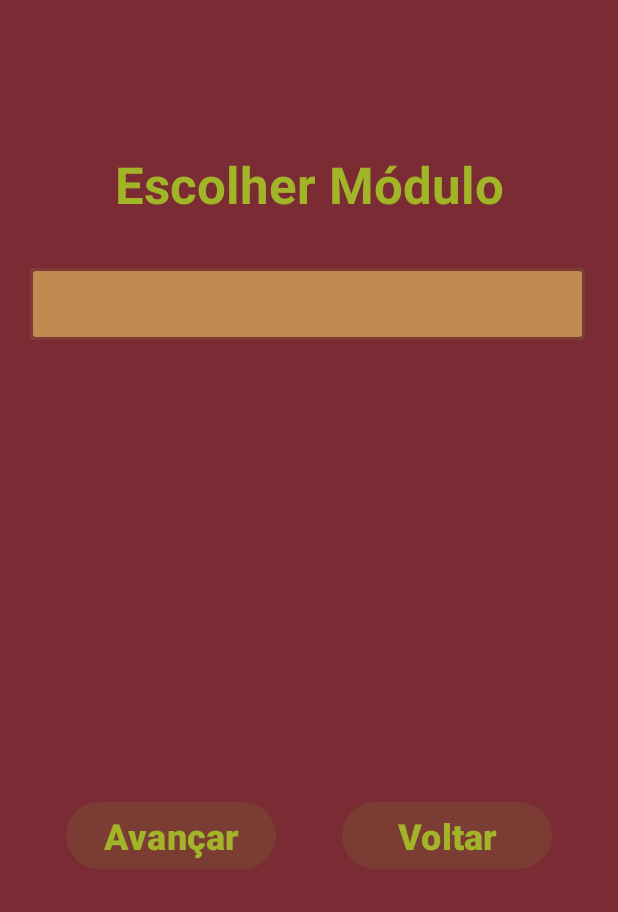
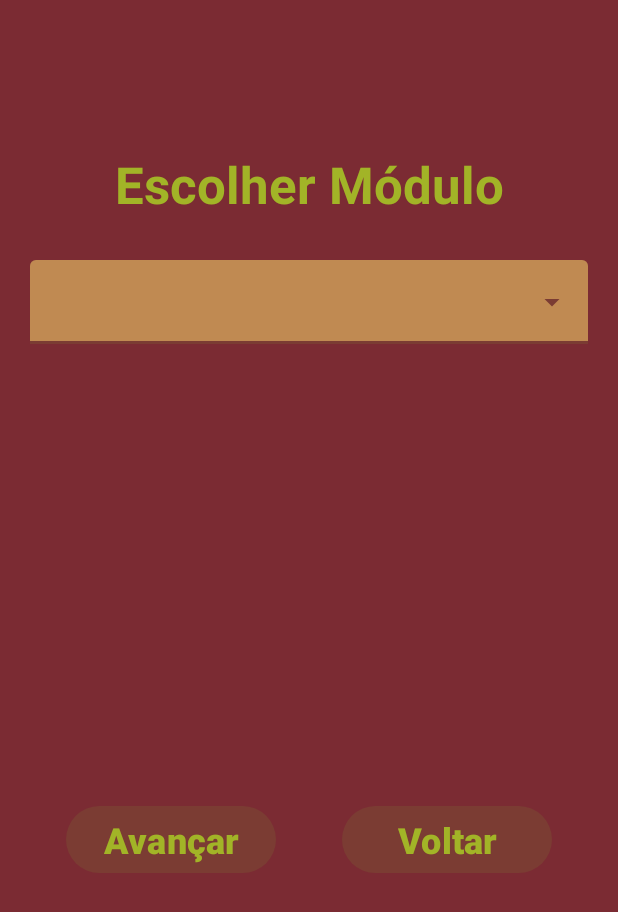
Before and after one commit to EdsJDev/LogiMeta, an Android app: the EscolherModuloActivity screen opened directly, with no data from a screen before it, on a phone screen of 412 x 824 dp. Shown: the top 912 px of the screen. Run offline under Robolectric (Android 15) with nearby library versions, the phone set to English and light mode, and no system bars.

Commit message:
reorganized inputs on PreencherDadosActivity and create methods for use AutoCompleteTextView on EscolherModuloActivity

```diff
--- a/app/src/main/java/com/example/logimeta/EscolherModuloActivity.kt
+++ b/app/src/main/java/com/example/logimeta/EscolherModuloActivity.kt
@@ -1,14 +1,22 @@
 package com.example.logimeta
 
 import android.content.Intent
+import android.graphics.Color
+import android.graphics.drawable.ColorDrawable
 import android.os.Bundle
 import android.widget.Button
 import androidx.activity.enableEdgeToEdge
 import androidx.appcompat.app.AppCompatActivity
 import androidx.core.view.ViewCompat
 import androidx.core.view.WindowInsetsCompat
+import android.widget.ArrayAdapter
+import android.widget.AutoCompleteTextView
+import android.widget.Toast
 
 class EscolherModuloActivity : AppCompatActivity() {
+
+    private lateinit var autoCompleteTextViewModulo: AutoCompleteTextView
+    private var moduloSelecionado: String? = null
 
     lateinit var avancar_escolher_modulo_button: Button
     lateinit var voltar_escolher_modulo_button: Button
@@ -19,10 +27,33 @@ class EscolherModuloActivity : AppCompatActivity() {
         enableEdgeToEdge()
         setContentView(R.layout.activity_escolher_modulo)
 
-        avancar_escolher_modulo_button = findViewById(R.id.avancar_escolher_modulo_button)
+        this@EscolherModuloActivity.avancar_escolher_modulo_button = findViewById(R.id.avancar_escolher_modulo_button)
         voltar_escolher_modulo_button = findViewById(R.id.voltar_escolher_modulo_button)
+        autoCompleteTextViewModulo = findViewById(R.id.autoCompleteTextViewModulo)
+        val modulos = arrayOf("Plantas alto giro", "Plantas baixo giro", "Natalino alto giro", "Natalinos baixo giro", "Arvores alto giro", "Arvores baixo giro", "Vasos rua 23", "Vasos alto giro rua 9 até 11", "Vasos baixo giro rua 9 até 11", "Rua 8 Saldo base alto giro", "Rua 8 Saldo base baixo giro", "Rua 6 e 7 alto giro", "Rua 6 e 7 baixo giro", "Mezanino 1", "Mezanino 2", "Mezanino Pulmão", "Pulmão Rua 61 até 05", "Pulmão rua 09 até 16", "Pulmão Natalinos", "Produtos Pesados", "Indefinido")
+        val adapter = ArrayAdapter(this, android.R.layout.simple_dropdown_item_1line, modulos)
+        autoCompleteTextViewModulo.setAdapter(adapter)
 
+        val avancar_escolher_modulo_button = findViewById<Button>(R.id.avancar_escolher_modulo_button)
         avancar_escolher_modulo_button.setOnClickListener {
+            if (moduloSelecionado != null) {
+                Toast.makeText(this, "Avançar para $moduloSelecionado", Toast.LENGTH_SHORT).show()
+            } else {
+                Toast.makeText(this, "Por favor, selecione um módulo.", Toast.LENGTH_SHORT).show()
+            }
+        }
+
+        autoCompleteTextViewModulo.setOnItemClickListener { parent, view, position, id ->
+            moduloSelecionado = parent.getItemAtPosition(position).toString()
+            Toast.makeText(this, "Módulo selecionado: $moduloSelecionado", Toast.LENGTH_SHORT).show()
+        }
+
+        autoCompleteTextViewModulo.setDropDownBackgroundDrawable(ColorDrawable(Color.parseColor("#622229")))
+
+
+
+
+        this@EscolherModuloActivity.avancar_escolher_modulo_button.setOnClickListener {
             val intent = Intent(this, MediaGeralActivity::class.java)
             startActivity(intent)
         }
--- a/app/src/main/res/layout/activity_coleta_de_dados.xml
+++ b/app/src/main/res/layout/activity_coleta_de_dados.xml
@@ -109,6 +109,7 @@
         <com.google.android.material.textfield.TextInputEditText
             android:layout_width="370dp"
             android:layout_height="48dp"
+            android:inputType="number|numberDecimal"
             android:padding="4dp" />
     </com.google.android.material.textfield.TextInputLayout>
 
@@ -138,6 +139,7 @@
         <com.google.android.material.textfield.TextInputEditText
             android:layout_width="370dp"
             android:layout_height="48dp"
+            android:inputType="number|numberDecimal"
             android:padding="4dp" />
     </com.google.android.material.textfield.TextInputLayout>
 
--- a/app/src/main/res/layout/activity_escolher_modulo.xml
+++ b/app/src/main/res/layout/activity_escolher_modulo.xml
@@ -25,16 +25,20 @@
         android:layout_width="380dp"
         android:layout_height="wrap_content"
         android:layout_marginTop="24dp"
+        style="@style/Widget.Material3.TextInputLayout.FilledBox.ExposedDropdownMenu"
         android:padding="4dp"
         app:boxBackgroundColor="#c08a52"
         app:layout_constraintEnd_toEndOf="parent"
         app:layout_constraintStart_toStartOf="parent"
         app:layout_constraintTop_toBottomOf="@+id/textView10">
 
-        <com.google.android.material.textfield.TextInputEditText
-            android:layout_width="370dp"
-            android:layout_height="48dp"
-            android:padding="4dp" />
+        <AutoCompleteTextView
+            android:id="@+id/autoCompleteTextViewModulo"
+            android:layout_width="match_parent"
+            android:layout_height="wrap_content"
+            android:inputType="none"
+            android:textColor="@color/black"
+            android:textColorHint="@color/black" />
     </com.google.android.material.textfield.TextInputLayout>
 
     <Button
--- a/app/src/main/res/layout/activity_preencher_dados.xml
+++ b/app/src/main/res/layout/activity_preencher_dados.xml
@@ -90,6 +90,7 @@
         <com.google.android.material.textfield.TextInputEditText
             android:layout_width="370dp"
             android:layout_height="48dp"
+            android:inputType="text"
             android:padding="4dp" />
     </com.google.android.material.textfield.TextInputLayout>
 
@@ -108,6 +109,7 @@
         <com.google.android.material.textfield.TextInputEditText
             android:layout_width="370dp"
             android:layout_height="48dp"
+            android:inputType="number|numberDecimal"
             android:padding="4dp" />
     </com.google.android.material.textfield.TextInputLayout>
 
@@ -126,6 +128,7 @@
         <com.google.android.material.textfield.TextInputEditText
             android:layout_width="370dp"
             android:layout_height="48dp"
+            android:inputType="number|numberDecimal"
             android:padding="4dp" />
 
     </com.google.android.material.textfield.TextInputLayout>
@@ -143,6 +146,7 @@
         <com.google.android.material.textfield.TextInputEditText
             android:layout_width="370dp"
             android:layout_height="48dp"
+            android:inputType="text"
             android:padding="4dp"
             tools:ignore="TouchTargetSizeCheck" />
     </com.google.android.material.textfield.TextInputLayout>
```
